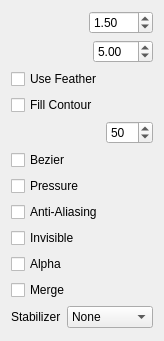
pencil2d/pencil, file app/ui/tooloptions.ui: the form before one commit.
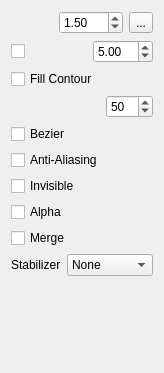
The form after the commit. Icons and pictures are not drawn. Custom widgets are drawn as their Qt base class.

Commit message:
Separate tool logic for bitmap and vector
+ cleanup lots of boilerplate code
+ Add pressure icon to tooloptions and tweak UI

```diff
--- a/app/ui/tooloptions.ui
+++ b/app/ui/tooloptions.ui
@@ -7,7 +7,7 @@
     <x>0</x>
     <y>0</y>
     <width>164</width>
-    <height>341</height>
+    <height>373</height>
    </rect>
   </property>
   <property name="windowTitle">
@@ -48,10 +48,43 @@
        </property>
       </widget>
      </item>
+     <item>
+      <widget class="QToolButton" name="usePressureButton">
+       <property name="text">
+        <string>...</string>
+       </property>
+       <property name="icon">
+        <iconset resource="../data/app.qrc">
+         <normaloff>:/icons/new/pressure-icon.png</normaloff>:/icons/new/pressure-icon.png</iconset>
+       </property>
+       <property name="iconSize">
+        <size>
+         <width>12</width>
+         <height>18</height>
+        </size>
+       </property>
+       <property name="checkable">
+        <bool>true</bool>
+       </property>
+       <property name="autoRaise">
+        <bool>false</bool>
+       </property>
+      </widget>
+     </item>
     </layout>
    </item>
    <item>
     <layout class="QHBoxLayout" name="horizontalLayout">
+     <item>
+      <widget class="QCheckBox" name="useFeatherBox">
+       <property name="toolTip">
+        <string>Enable or disable feathering</string>
+       </property>
+       <property name="text">
+        <string/>
+       </property>
+      </widget>
+     </item>
      <item>
       <widget class="SpinSlider" name="featherSlider" native="true">
        <property name="toolTip">
@@ -86,16 +119,6 @@
      </item>
     </layout>
    </item>
-   <item>
-    <widget class="QCheckBox" name="useFeatherBox">
-     <property name="toolTip">
-      <string>Enable or disable feathering</string>
-     </property>
-     <property name="text">
-      <string>Use Feather</string>
-     </property>
-    </widget>
-   </item>
    <item>
     <widget class="QCheckBox" name="fillContourBox">
      <property name="toolTip">
@@ -134,13 +157,6 @@
      </property>
     </widget>
    </item>
-   <item>
-    <widget class="QCheckBox" name="usePressureBox">
-     <property name="text">
-      <string comment="Brush">Pressure</string>
-     </property>
-    </widget>
-   </item>
    <item>
     <widget class="QCheckBox" name="useAABox">
      <property name="text">
```
Left out of the diff: 4 changed lines with no effect on the pictures. The commit also changes 44 other files.
